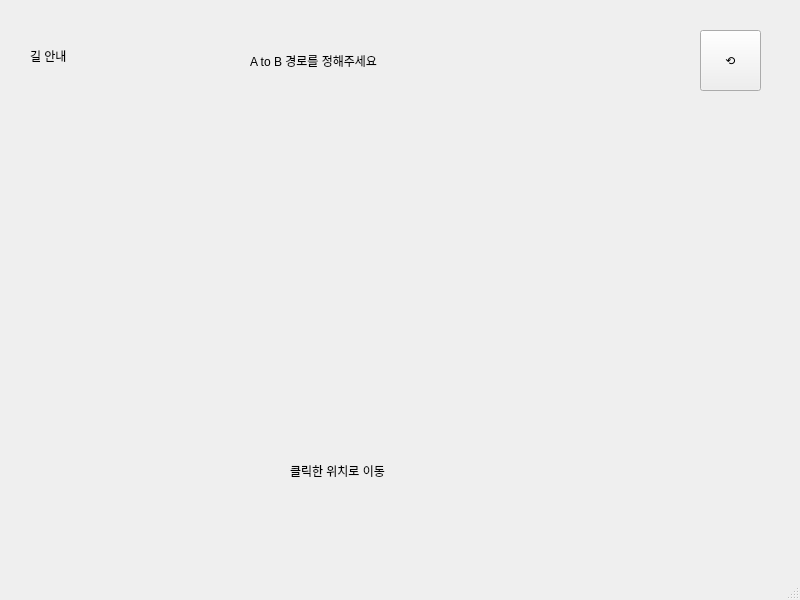
The window that ui/Nav.ui (speae/paho.mqtt_py_demo) describes before a commit, drawn with Qt 5.
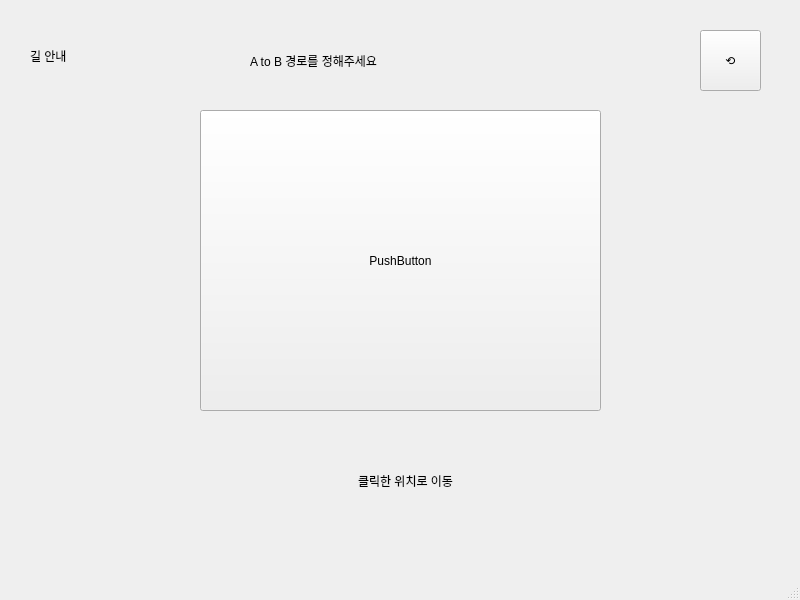
The same window after the commit. Icons and pictures are not drawn.

Diff of the .ui file:
```diff
--- a/ui/Nav.ui
+++ b/ui/Nav.ui
@@ -49,18 +49,24 @@
    <widget class="QLabel" name="label_3">
     <property name="geometry">
      <rect>
-      <x>290</x>
-      <y>420</y>
+      <x>200</x>
+      <y>430</y>
       <width>411</width>
       <height>101</height>
      </rect>
     </property>
+    <property name="layoutDirection">
+     <enum>Qt::LeftToRight</enum>
+    </property>
     <property name="styleSheet">
      <string notr="true">font: 26pt &quot;BM DoHyeon OTF&quot;;</string>
     </property>
     <property name="text">
      <string>클릭한 위치로 이동</string>
     </property>
+    <property name="alignment">
+     <set>Qt::AlignCenter</set>
+    </property>
    </widget>
    <widget class="QPushButton" name="Nav_Window_Cancle_Btn">
     <property name="geometry">
@@ -78,26 +84,20 @@
      <string>⟲</string>
     </property>
    </widget>
-   <widget class="QLabel" name="label_4">
+   <widget class="QPushButton" name="Nav_Action_Btn">
     <property name="geometry">
      <rect>
-      <x>150</x>
+      <x>200</x>
       <y>110</y>
-      <width>501</width>
+      <width>401</width>
       <height>301</height>
      </rect>
     </property>
     <property name="styleSheet">
-     <string notr="true">image: url(:/home/nvidia/python-GUI/img/map.png);</string>
+     <string notr="true">image: url(:/home/nvidia/paho_mqtt_py_demo/img/map.png);</string>
     </property>
     <property name="text">
-     <string/>
-    </property>
-    <property name="pixmap">
-     <pixmap>:/newPrefix/img/map.png</pixmap>
-    </property>
-    <property name="scaledContents">
-     <bool>true</bool>
+     <string>PushButton</string>
     </property>
    </widget>
   </widget>
```
Left out of the diff: 2 changed lines with no effect on the pictures.
